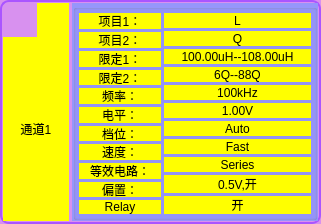
This is UiFiles/clsChannelSettings.ui in caicaiking/WKELightWave as Qt 5 draws it before an edit. The edited form follows.
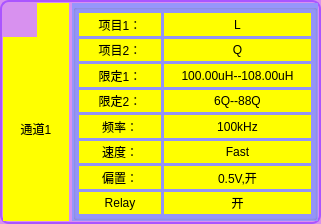
This is the edited form. Icons and pictures are not drawn. Custom widgets are drawn as their Qt base class.

Diff of the .ui file:
```diff
--- a/UiFiles/clsChannelSettings.ui
+++ b/UiFiles/clsChannelSettings.ui
@@ -346,58 +346,6 @@
               </property>
              </widget>
             </item>
-            <item>
-             <widget class="QLabel" name="labelLevel">
-              <property name="minimumSize">
-               <size>
-                <width>0</width>
-                <height>0</height>
-               </size>
-              </property>
-              <property name="maximumSize">
-               <size>
-                <width>100</width>
-                <height>16777215</height>
-               </size>
-              </property>
-              <property name="styleSheet">
-               <string notr="true">background-color: rgb(255, 255, 0);
-font: 12pt &quot;楷体&quot;;</string>
-              </property>
-              <property name="text">
-               <string>电平：</string>
-              </property>
-              <property name="alignment">
-               <set>Qt::AlignCenter</set>
-              </property>
-             </widget>
-            </item>
-            <item>
-             <widget class="QLabel" name="labelRange">
-              <property name="minimumSize">
-               <size>
-                <width>0</width>
-                <height>0</height>
-               </size>
-              </property>
-              <property name="maximumSize">
-               <size>
-                <width>100</width>
-                <height>16777215</height>
-               </size>
-              </property>
-              <property name="styleSheet">
-               <string notr="true">background-color: rgb(255, 255, 0);
-font: 12pt &quot;楷体&quot;;</string>
-              </property>
-              <property name="text">
-               <string>档位：</string>
-              </property>
-              <property name="alignment">
-               <set>Qt::AlignCenter</set>
-              </property>
-             </widget>
-            </item>
             <item>
              <widget class="QLabel" name="labelSpeed">
               <property name="minimumSize">
@@ -424,32 +372,6 @@
               </property>
              </widget>
             </item>
-            <item>
-             <widget class="QLabel" name="labelEqucct">
-              <property name="minimumSize">
-               <size>
-                <width>0</width>
-                <height>0</height>
-               </size>
-              </property>
-              <property name="maximumSize">
-               <size>
-                <width>100</width>
-                <height>16777215</height>
-               </size>
-              </property>
-              <property name="styleSheet">
-               <string notr="true">background-color: rgb(255, 255, 0);
-font: 12pt &quot;楷体&quot;;</string>
-              </property>
-              <property name="text">
-               <string>等效电路：</string>
-              </property>
-              <property name="alignment">
-               <set>Qt::AlignCenter</set>
-              </property>
-             </widget>
-            </item>
             <item>
              <widget class="QLabel" name="labelBias">
               <property name="minimumSize">
@@ -609,46 +531,6 @@
               </property>
              </widget>
             </item>
-            <item>
-             <widget class="QLabel" name="labelLevel1">
-              <property name="minimumSize">
-               <size>
-                <width>0</width>
-                <height>0</height>
-               </size>
-              </property>
-              <property name="styleSheet">
-               <string notr="true">background-color: rgb(255, 255, 0);
-font: 12pt &quot;楷体&quot;;</string>
-              </property>
-              <property name="text">
-               <string>1.00V</string>
-              </property>
-              <property name="alignment">
-               <set>Qt::AlignCenter</set>
-              </property>
-             </widget>
-            </item>
-            <item>
-             <widget class="QLabel" name="labelRange1">
-              <property name="minimumSize">
-               <size>
-                <width>0</width>
-                <height>0</height>
-               </size>
-              </property>
-              <property name="styleSheet">
-               <string notr="true">background-color: rgb(255, 255, 0);
-font: 12pt &quot;楷体&quot;;</string>
-              </property>
-              <property name="text">
-               <string>Auto</string>
-              </property>
-              <property name="alignment">
-               <set>Qt::AlignCenter</set>
-              </property>
-             </widget>
-            </item>
             <item>
              <widget class="QLabel" name="labelSpeed1">
               <property name="minimumSize">
@@ -669,26 +551,6 @@
               </property>
              </widget>
             </item>
-            <item>
-             <widget class="QLabel" name="labelEqucct1">
-              <property name="minimumSize">
-               <size>
-                <width>0</width>
-                <height>0</height>
-               </size>
-              </property>
-              <property name="styleSheet">
-               <string notr="true">background-color: rgb(255, 255, 0);
-font: 12pt &quot;楷体&quot;;</string>
-              </property>
-              <property name="text">
-               <string>Series</string>
-              </property>
-              <property name="alignment">
-               <set>Qt::AlignCenter</set>
-              </property>
-             </widget>
-            </item>
             <item>
              <widget class="QLabel" name="labelBias1">
               <property name="minimumSize">
```
Left out of the diff: 109 changed lines with no effect on the pictures.
